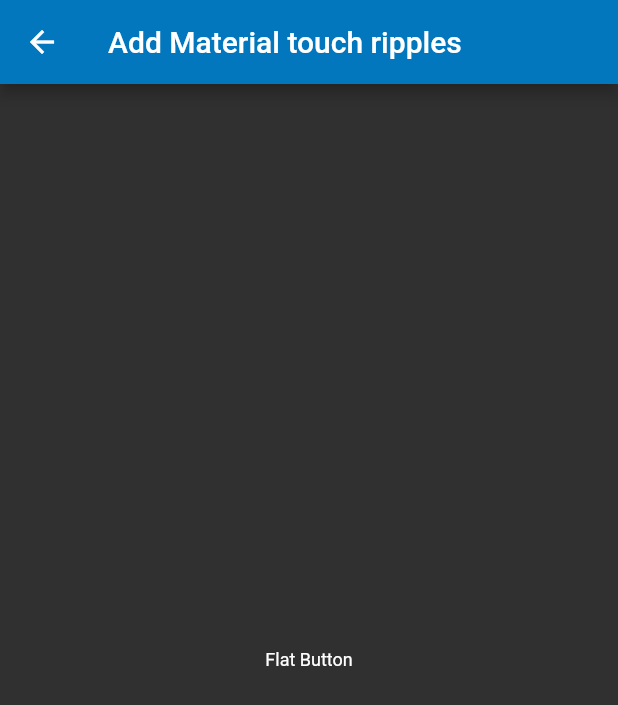
After one commit to xrr2016/flutter-cookbook, a Flutter app: the screen it shows after launch, scrolled down 122 dp, after a tap on "Add Material touch ripples", on a phone screen of 412 x 824 dp. The commit adds this screen. Shown: the top 705 px of the screen. Run offline on Flutter 3.47's test engine with Material 2 defaults, Android fonts, the phone set to English and light mode, and no system bars; Roboto replaces fonts that are missing (Hind, Montserrat).

Commit message:
feat: ink well page

```diff
--- a/lib/cookbooks.dart
+++ b/lib/cookbooks.dart
@@ -13,6 +13,7 @@ import 'package:flutter_cookbook/forms/form_page.dart';
 import 'package:flutter_cookbook/forms/handle_change_page.dart';
 import 'package:flutter_cookbook/forms/retrive_text_page.dart';
 import 'package:flutter_cookbook/forms/text_field_page.dart';
+import 'package:flutter_cookbook/gestures/ink_well_page.dart';
 
 class CookBooks extends StatelessWidget {
   @override
@@ -24,6 +25,7 @@ class CookBooks extends StatelessWidget {
       body: ListView(
         children: <Widget>[
           Padding(
+            padding: EdgeInsets.only(bottom: 50),
             child: Column(
               children: <Widget>[
                 ListTile(
@@ -180,9 +182,19 @@ class CookBooks extends StatelessWidget {
                     );
                   },
                 ),
+                ListTile(
+                  title: Text('Add Material touch ripples'),
+                  onTap: () {
+                    Navigator.push(
+                      context,
+                      MaterialPageRoute(
+                        builder: (context) => InkWellPage(),
+                      ),
+                    );
+                  },
+                ),
               ],
             ),
-            padding: EdgeInsets.only(bottom: 50),
           ),
         ],
       ),
--- /dev/null
+++ b/lib/gestures/ink_well_page.dart
@@ -0,0 +1,42 @@
+import 'package:flutter/material.dart';
+
+class InkWellPage extends StatelessWidget {
+  @override
+  Widget build(BuildContext context) {
+    return Scaffold(
+      appBar: AppBar(
+        title: Text('Add Material touch ripples'),
+      ),
+      body: Center(
+        child: MyInkWell(),
+      ),
+    );
+  }
+}
+
+class MyInkWell extends StatelessWidget {
+  const MyInkWell({
+    Key key,
+  }) : super(key: key);
+
+  @override
+  Widget build(BuildContext context) {
+    return InkWell(
+      onTap: () {
+        Scaffold.of(context).showSnackBar(SnackBar(
+          content: Text('Tap'),
+          action: SnackBarAction(
+            label: '啦啦啦',
+            onPressed: () {
+              print('啦啦啦');
+            },
+          ),
+        ));
+      },
+      child: Container(
+        padding: EdgeInsets.all(24.0),
+        child: Text('Flat Button'),
+      ),
+    );
+  }
+}
```
